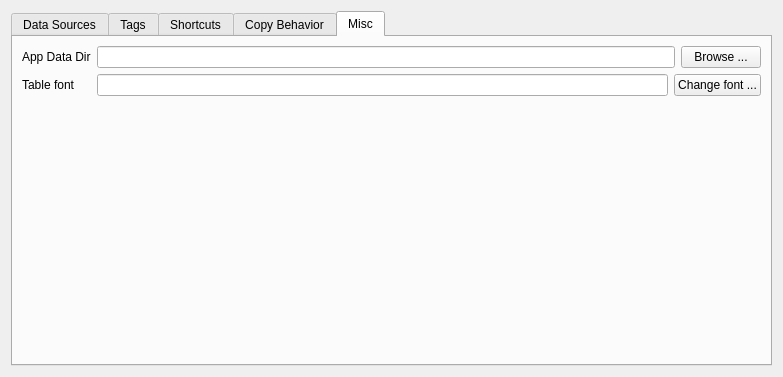
Qt form mtgcards/optionsdialog.ui (stijnvermeir/mtgcards) before a commit.
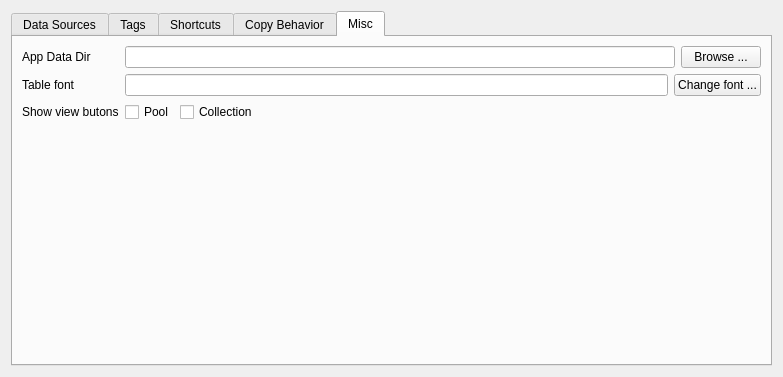
The same form after that commit. The open tabs and pages were chosen to show the change. Icons and pictures are not drawn.

Commit message: View buttons instead of combobox

What changed in the file:
```diff
--- a/mtgcards/optionsdialog.ui
+++ b/mtgcards/optionsdialog.ui
@@ -390,6 +390,44 @@
          </item>
         </layout>
        </item>
+       <item row="3" column="0">
+        <widget class="QLabel" name="label_4">
+         <property name="text">
+          <string>Show view butons</string>
+         </property>
+        </widget>
+       </item>
+       <item row="3" column="1">
+        <layout class="QHBoxLayout" name="horizontalLayout_6">
+         <item>
+          <widget class="QCheckBox" name="poolViewButtonsChk">
+           <property name="text">
+            <string>Pool</string>
+           </property>
+          </widget>
+         </item>
+         <item>
+          <widget class="QCheckBox" name="collectionViewButtonsChk">
+           <property name="text">
+            <string>Collection</string>
+           </property>
+          </widget>
+         </item>
+         <item>
+          <spacer name="horizontalSpacer">
+           <property name="orientation">
+            <enum>Qt::Horizontal</enum>
+           </property>
+           <property name="sizeHint" stdset="0">
+            <size>
+             <width>40</width>
+             <height>20</height>
+            </size>
+           </property>
+          </spacer>
+         </item>
+        </layout>
+       </item>
       </layout>
      </widget>
     </widget>
```
The commit also changes 17 other files.
